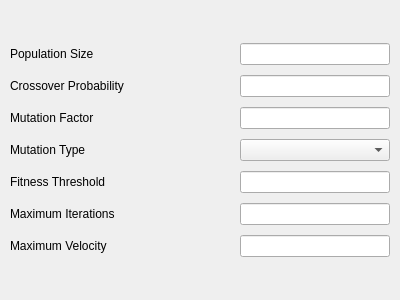
AbbyGi/tesgui, file tesgui/de_params.ui: the form before one commit.
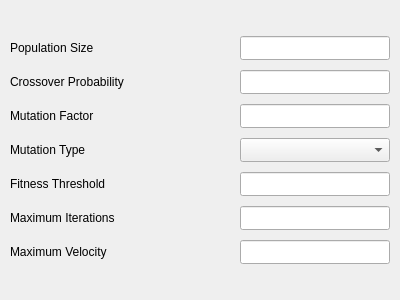
The form after the commit.

Commit message: Got main screen to show each section properly

What changed in the file:
```diff
--- a/tesgui/de_params.ui
+++ b/tesgui/de_params.ui
@@ -63,7 +63,7 @@
        <property name="minimumSize">
         <size>
          <width>60</width>
-         <height>0</height>
+         <height>24</height>
         </size>
        </property>
        <property name="text">
@@ -82,7 +82,7 @@
        <property name="minimumSize">
         <size>
          <width>150</width>
-         <height>0</height>
+         <height>24</height>
         </size>
        </property>
        <property name="maximumSize">
@@ -98,7 +98,7 @@
        <property name="minimumSize">
         <size>
          <width>60</width>
-         <height>0</height>
+         <height>24</height>
         </size>
        </property>
        <property name="text">
@@ -111,7 +111,7 @@
        <property name="minimumSize">
         <size>
          <width>60</width>
-         <height>0</height>
+         <height>24</height>
         </size>
        </property>
        <property name="text">
@@ -124,7 +124,7 @@
        <property name="minimumSize">
         <size>
          <width>60</width>
-         <height>0</height>
+         <height>24</height>
         </size>
        </property>
        <property name="text">
@@ -137,7 +137,7 @@
        <property name="minimumSize">
         <size>
          <width>60</width>
-         <height>0</height>
+         <height>24</height>
         </size>
        </property>
        <property name="text">
@@ -150,7 +150,7 @@
        <property name="minimumSize">
         <size>
          <width>60</width>
-         <height>0</height>
+         <height>24</height>
         </size>
        </property>
        <property name="text">
@@ -163,7 +163,7 @@
        <property name="minimumSize">
         <size>
          <width>60</width>
-         <height>0</height>
+         <height>24</height>
         </size>
        </property>
        <property name="text">
@@ -182,7 +182,7 @@
        <property name="minimumSize">
         <size>
          <width>150</width>
-         <height>0</height>
+         <height>24</height>
         </size>
        </property>
        <property name="maximumSize">
@@ -204,7 +204,7 @@
        <property name="minimumSize">
         <size>
          <width>150</width>
-         <height>0</height>
+         <height>24</height>
         </size>
        </property>
        <property name="maximumSize">
@@ -226,7 +226,7 @@
        <property name="minimumSize">
         <size>
          <width>150</width>
-         <height>0</height>
+         <height>24</height>
         </size>
        </property>
        <property name="maximumSize">
@@ -248,7 +248,7 @@
        <property name="minimumSize">
         <size>
          <width>150</width>
-         <height>0</height>
+         <height>24</height>
         </size>
        </property>
        <property name="maximumSize">
@@ -270,7 +270,7 @@
        <property name="minimumSize">
         <size>
          <width>150</width>
-         <height>0</height>
+         <height>24</height>
         </size>
        </property>
        <property name="maximumSize">
@@ -292,7 +292,7 @@
        <property name="minimumSize">
         <size>
          <width>150</width>
-         <height>0</height>
+         <height>24</height>
         </size>
        </property>
        <property name="maximumSize">
```
The commit also changes 4 other files.
